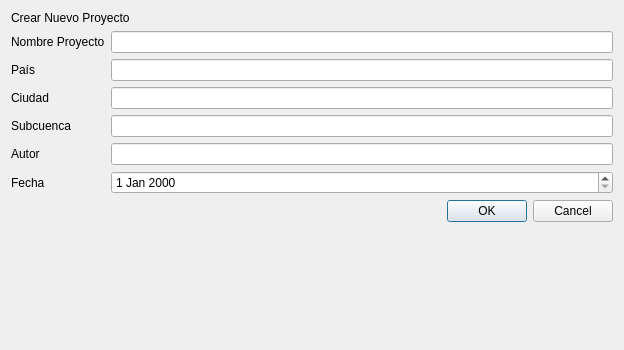
Old version of the form app/resources/new_project_dialog.ui in the repository EL-BID/red_basica.
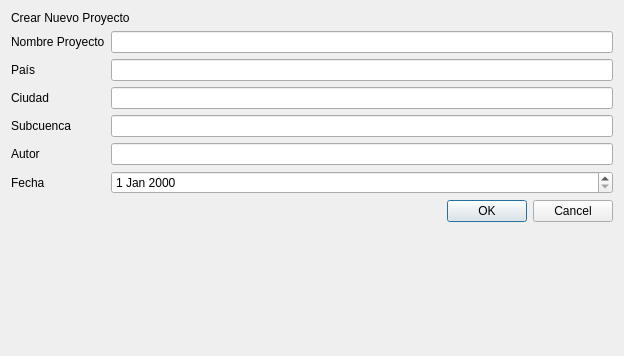
New version of the form.

Commit message: clear ui after new project save

```diff
--- a/app/resources/new_project_dialog.ui
+++ b/app/resources/new_project_dialog.ui
@@ -7,7 +7,7 @@
     <x>0</x>
     <y>0</y>
     <width>624</width>
-    <height>350</height>
+    <height>356</height>
    </rect>
   </property>
   <property name="windowTitle">
```
Left out of the diff: 10 changed lines with no effect on the pictures. The commit also changes 6 other files.
